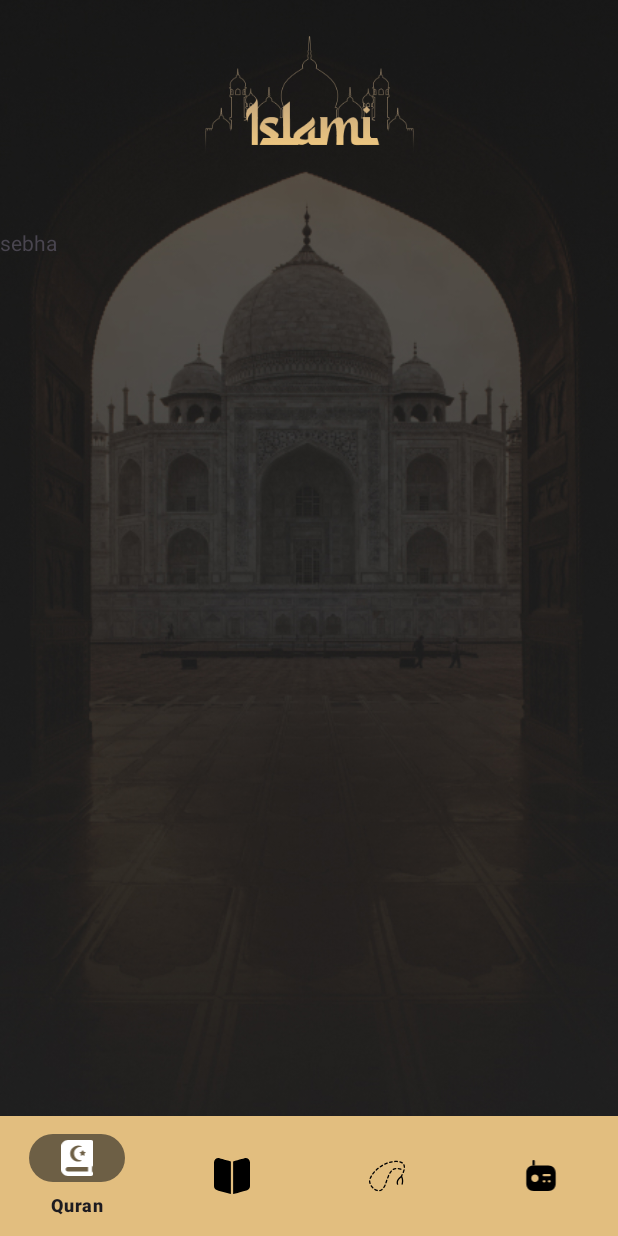
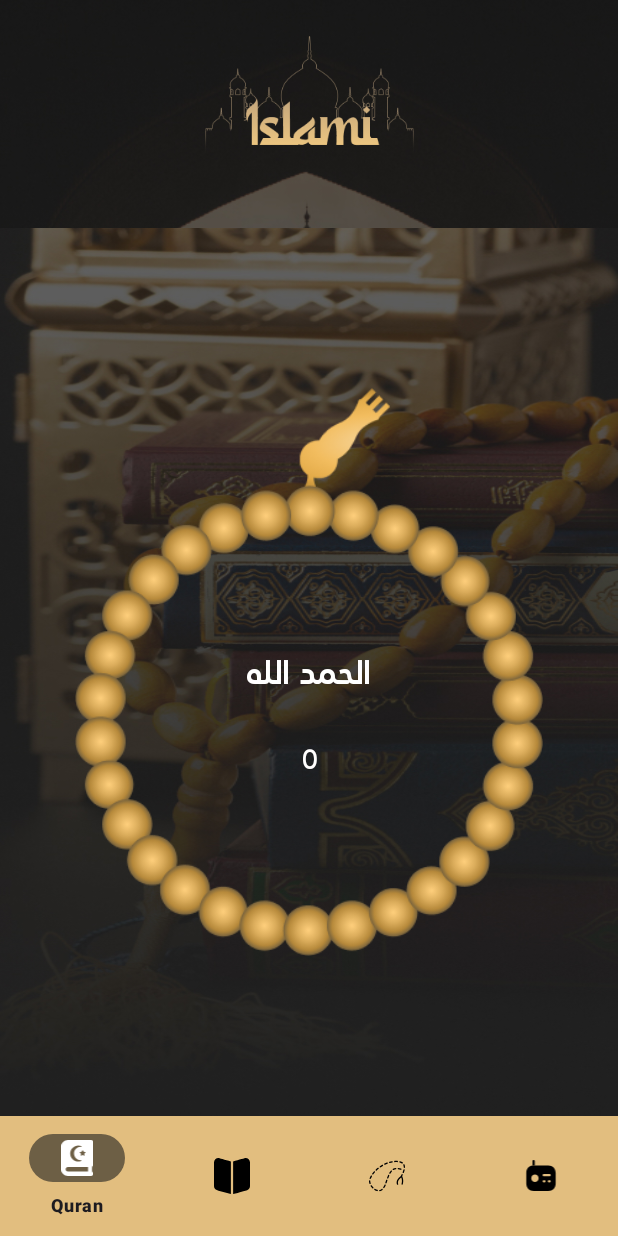
Before and after one commit to 1mohamed0/IslamyApp, an Android app: the fragment SebhaFragment placed in its activity, on a phone screen of 412 x 824 dp. Run offline under Robolectric (Android 15) with nearby library versions, the phone set to English and light mode, and no system bars; 2 statements that could not run were skipped.

Commit message:
Finshing Sebha Tab

```diff
--- a/app/src/main/java/com/devoma/islamiapp/home/tabs/SebhaTab/SebhaFragment.kt
+++ b/app/src/main/java/com/devoma/islamiapp/home/tabs/SebhaTab/SebhaFragment.kt
@@ -5,15 +5,46 @@ import androidx.fragment.app.Fragment
 import android.view.LayoutInflater
 import android.view.View
 import android.view.ViewGroup
+import android.view.animation.RotateAnimation
 import com.devoma.islamiapp.R
+import com.devoma.islamiapp.databinding.FragmentSebhaBinding
 
 
 class SebhaFragment : Fragment() {
+    private var currentRotation = 0f
+    var courrantZekrIndex = 0
+    var count = 0
+     var zekrList = listOf("الحمد الله","سبحان الله","الله اكبر")
+    lateinit var viewBinding: FragmentSebhaBinding
     override fun onCreateView(
         inflater: LayoutInflater, container: ViewGroup?,
         savedInstanceState: Bundle?
     ): View? {
         // Inflate the layout for this fragment
-        return inflater.inflate(R.layout.fragment_sebha, container, false)
+        viewBinding = FragmentSebhaBinding.inflate(inflater,container,false)
+        return viewBinding.root
+    }
+
+    override fun onViewCreated(view: View, savedInstanceState: Bundle?) {
+        super.onViewCreated(view, savedInstanceState)
+        viewBinding.sebhaImv.setOnClickListener {
+            count++
+            if (count>33){
+                count = 1
+                courrantZekrIndex = (courrantZekrIndex+1) % zekrList.size
+                updataZekr()
+            }
+            viewBinding.zekrCount.text = count.toString()
+            rotsteImage()
+        }
+    }
+
+    private fun rotsteImage() {
+        currentRotation += 10f
+        viewBinding.sebhaImv.rotation = currentRotation
+    }
+
+    private fun updataZekr() {
+        viewBinding.zekrName.text = zekrList[courrantZekrIndex]
     }
 }
--- a/app/src/main/res/layout/fragment_sebha.xml
+++ b/app/src/main/res/layout/fragment_sebha.xml
@@ -1,14 +1,54 @@
 <?xml version="1.0" encoding="utf-8"?>
 <FrameLayout xmlns:android="http://schemas.android.com/apk/res/android"
+    xmlns:app="http://schemas.android.com/apk/res-auto"
     xmlns:tools="http://schemas.android.com/tools"
     android:layout_width="match_parent"
     android:layout_height="match_parent"
+    android:background="@drawable/bg1"
     tools:context=".home.tabs.SebhaTab.SebhaFragment">
 
-    <!-- TODO: Update blank fragment layout -->
-    <TextView
+    <androidx.constraintlayout.widget.ConstraintLayout
         android:layout_width="match_parent"
-        android:layout_height="match_parent"
-        android:text="sebha" />
+        android:layout_height="match_parent">
 
+        <TextView
+            android:id="@+id/zekr_name"
+            android:layout_width="wrap_content"
+            android:layout_height="wrap_content"
+            android:layout_marginVertical="10dp"
+            android:fontFamily="@font/jhannat_font"
+            android:textColor="@color/white"
+            android:textSize="22sp"
+            android:textStyle="bold"
+            app:layout_constraintTop_toTopOf="@id/sebha_imv"
+            app:layout_constraintBottom_toBottomOf="@id/sebha_imv"
+            app:layout_constraintStart_toStartOf="@id/sebha_imv"
+            app:layout_constraintEnd_toEndOf="@id/sebha_imv"
+            android:text="الحمد الله" />
+
+        <ImageView
+            android:id="@+id/sebha_imv"
+            android:layout_width="match_parent"
+            android:layout_height="wrap_content"
+            android:layout_marginHorizontal="50dp"
+            android:adjustViewBounds="true"
+            android:src="@drawable/sebha"
+            app:layout_constraintBottom_toBottomOf="parent"
+            app:layout_constraintTop_toTopOf="parent"
+            tools:layout_editor_absoluteX="50dp" />
+
+        <TextView
+            android:id="@+id/zekr_Count"
+            android:layout_width="wrap_content"
+            android:layout_height="wrap_content"
+            android:fontFamily="@font/jhannat_font"
+            android:textColor="@color/white"
+            android:textSize="18sp"
+            android:textStyle="bold"
+            android:layout_marginVertical="20dp"
+            app:layout_constraintTop_toBottomOf="@id/zekr_name"
+            app:layout_constraintStart_toStartOf="@id/sebha_imv"
+            app:layout_constraintEnd_toEndOf="@id/sebha_imv"
+            android:text="0" />
+    </androidx.constraintlayout.widget.ConstraintLayout>
 </FrameLayout>
```
Also changed, not shown: app/src/main/res/drawable-nodpi/sebha.png (added).
